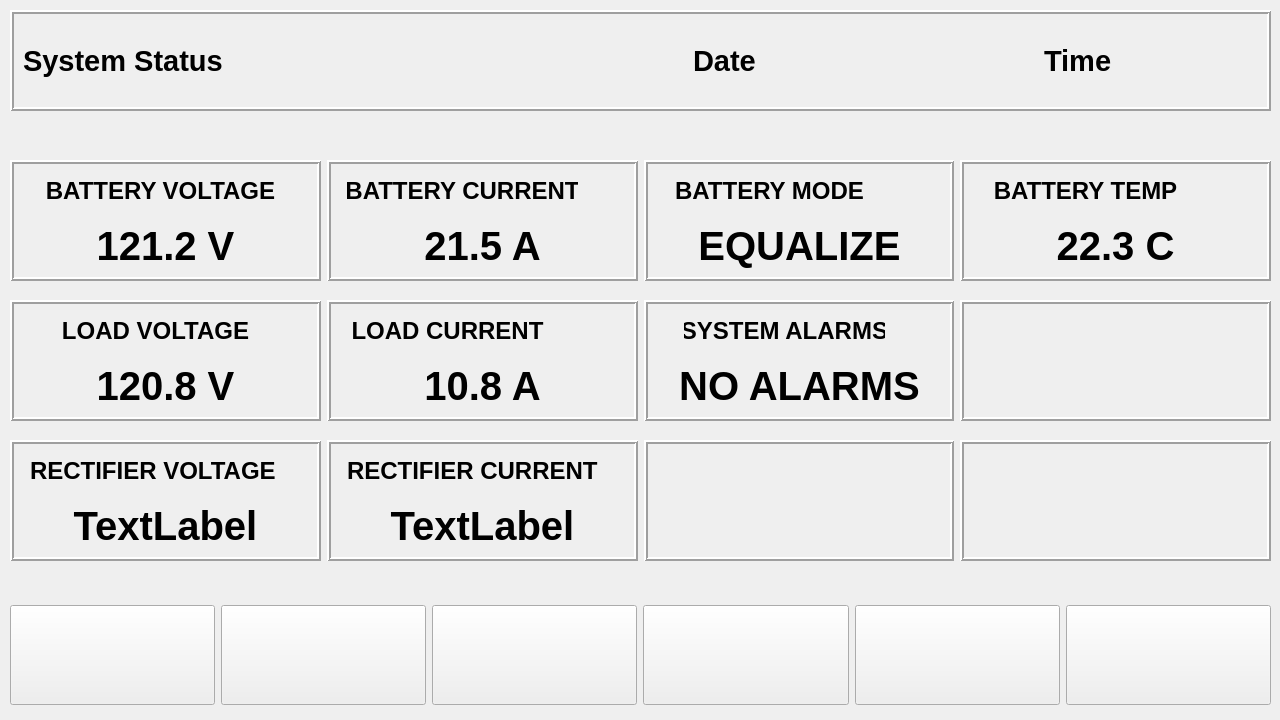
This is mainwindow.ui in solarpieter/SP515_Display_2 as Qt 5 draws it before an edit. The edited form follows.
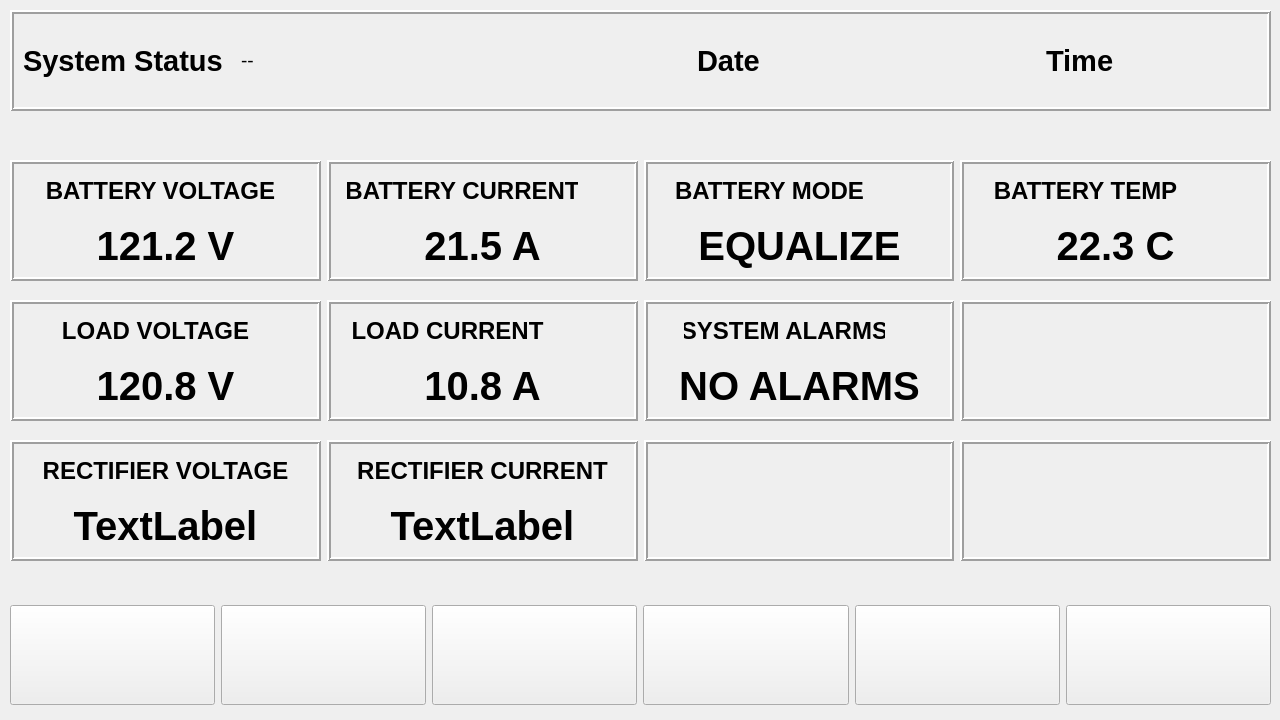
This is the edited form. Icons and pictures are not drawn. Custom widgets are drawn as their Qt base class.

Diff of the .ui file:
```diff
--- a/mainwindow.ui
+++ b/mainwindow.ui
@@ -165,20 +165,34 @@
         </widget>
        </item>
        <item row="0" column="1">
-        <spacer name="horizontalSpacer_4">
-         <property name="orientation">
-          <enum>Qt::Orientation::Horizontal</enum>
+        <widget class="QLabel" name="label_system_info">
+         <property name="minimumSize">
+          <size>
+           <width>450</width>
+           <height>0</height>
+          </size>
          </property>
-         <property name="sizeType">
-          <enum>QSizePolicy::Policy::Fixed</enum>
-         </property>
-         <property name="sizeHint" stdset="0">
+         <property name="maximumSize">
           <size>
            <width>450</width>
-           <height>20</height>
+           <height>16777215</height>
           </size>
          </property>
-        </spacer>
+         <property name="font">
+          <font>
+           <pointsize>14</pointsize>
+          </font>
+         </property>
+         <property name="text">
+          <string>--</string>
+         </property>
+         <property name="textFormat">
+          <enum>Qt::TextFormat::RichText</enum>
+         </property>
+         <property name="alignment">
+          <set>Qt::AlignmentFlag::AlignLeading|Qt::AlignmentFlag::AlignLeft|Qt::AlignmentFlag::AlignVCenter</set>
+         </property>
+        </widget>
        </item>
       </layout>
      </widget>
@@ -670,7 +684,7 @@
            <string>RECTIFIER VOLTAGE</string>
           </property>
           <property name="alignment">
-           <set>Qt::AlignmentFlag::AlignJustify|Qt::AlignmentFlag::AlignVCenter</set>
+           <set>Qt::AlignmentFlag::AlignCenter</set>
           </property>
          </widget>
          <widget class="QLabel" name="label_4_rect_volt_value">
@@ -749,7 +763,7 @@
            <string>RECTIFIER CURRENT</string>
           </property>
           <property name="alignment">
-           <set>Qt::AlignmentFlag::AlignJustify|Qt::AlignmentFlag::AlignVCenter</set>
+           <set>Qt::AlignmentFlag::AlignCenter</set>
           </property>
          </widget>
         </widget>
```
Left out of the diff: 2 changed lines with no effect on the pictures.
